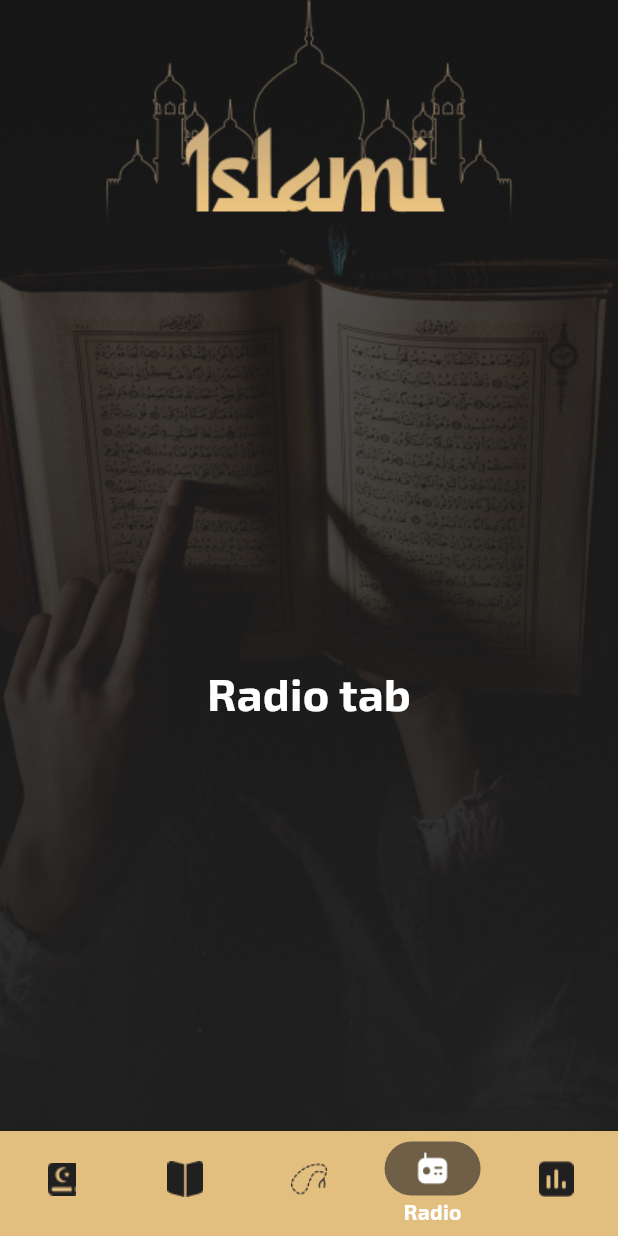
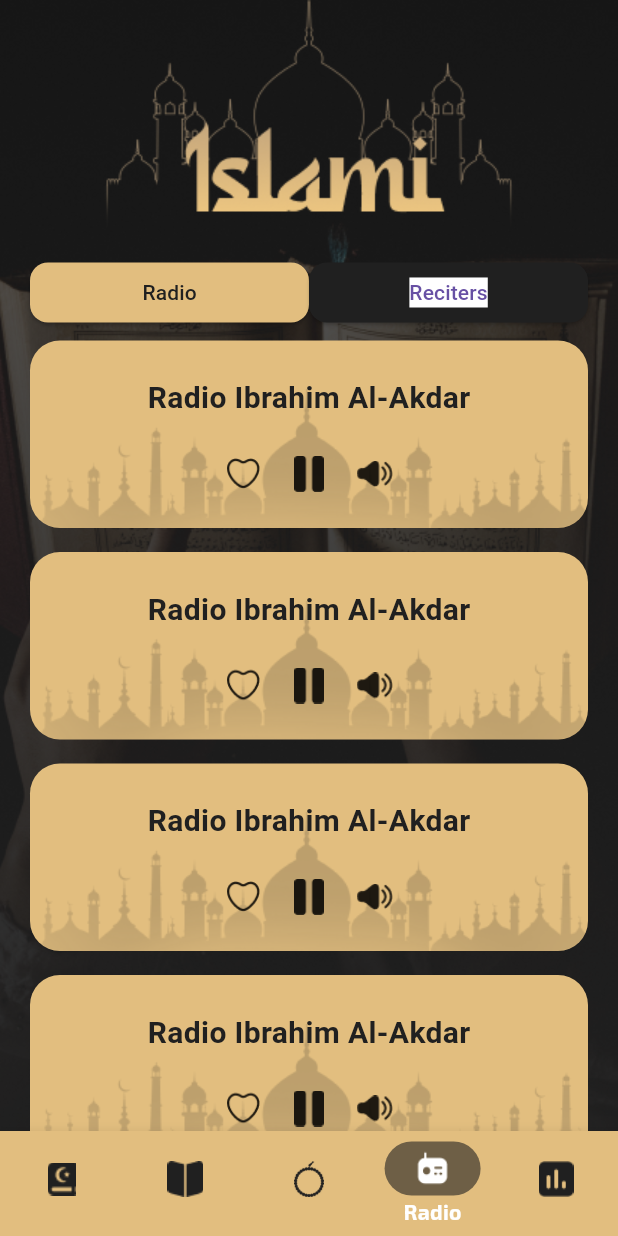
Before and after one commit to mohamedhamouda7897/isalmi_c13_friday, a Flutter app: the HomeScreen screen opened by its route, item 4 of the bottom bar chosen, on a phone screen of 412 x 824 dp. Run offline on Flutter 3.47's test engine with Material 3 defaults, Android fonts, the phone set to English and light mode, and no system bars; our stand-ins replace carousel_slider, google_fonts, introduction_screen, shared_preferences; accounts and stored records are empty.

Commit message:
finished radio tab design

```diff
--- a/lib/hadeth_details/hadeth_details.dart
+++ b/lib/hadeth_details/hadeth_details.dart
@@ -24,19 +24,19 @@ class HadethDetailsScreen extends StatelessWidget {
           ),
           Column(
             children: [
-              SizedBox(
+              const SizedBox(
                 height: 90,
               ),
               Expanded(
                 child: Padding(
                   padding: const EdgeInsets.symmetric(horizontal: 20),
                   child: ListView.separated(
-                    separatorBuilder: (context, index) => SizedBox(
+                    separatorBuilder: (context, index) => const SizedBox(
                       height: 8,
                     ),
                     itemBuilder: (context, index) {
                       return Container(
-                          padding: EdgeInsets.symmetric(vertical: 8),
+                          padding: const EdgeInsets.symmetric(vertical: 8),
                           decoration: BoxDecoration(
                             borderRadius: BorderRadius.circular(18),
                             // border: Border.all(
@@ -49,7 +49,7 @@ class HadethDetailsScreen extends StatelessWidget {
                                 textAlign: TextAlign.center,
                                 TextSpan(children: [
                                   TextSpan(
-                                    text: "${model.content[index]}",
+                                    text: model.content[index],
                                     style:
                                         Theme.of(context).textTheme.bodyMedium,
                                   ),
--- a/lib/home/home.dart
+++ b/lib/home/home.dart
@@ -1,7 +1,7 @@
 import 'package:flutter/material.dart';
 import 'package:islami_c13_friday/home/tabs/ahadeth_tab.dart';
 import 'package:islami_c13_friday/home/tabs/quran_tab/quran_tab.dart';
-import 'package:islami_c13_friday/home/tabs/radio_tab.dart';
+import 'package:islami_c13_friday/home/tabs/radio_tab/radio_tab.dart';
 import 'package:islami_c13_friday/home/tabs/sebha_tab.dart';
 import 'package:islami_c13_friday/home/tabs/time_tab.dart';
 
--- a/lib/home/tabs/radio_tab.dart
+++ /dev/null
@@ -1,22 +0,0 @@
-import 'package:flutter/material.dart';
-
-class RadioTab extends StatelessWidget {
-  const RadioTab({super.key});
-
-  @override
-  Widget build(BuildContext context) {
-    return Center(
-      child: Column(
-        mainAxisAlignment: MainAxisAlignment.center,
-        children: [
-          Text(
-            "Radio tab",
-            style: TextStyle(fontSize: 30,
-            color: Colors.white
-            ),
-          )
-        ],
-      ),
-    );
-  }
-}
--- /dev/null
+++ b/lib/home/tabs/radio_tab/radio_container.dart
@@ -0,0 +1,69 @@
+import 'package:flutter/material.dart';
+import 'package:google_fonts/google_fonts.dart';
+
+import '../../../my_theme_data.dart';
+
+class RadioContainer extends StatelessWidget {
+  const RadioContainer({super.key});
+
+  @override
+  Widget build(BuildContext context) {
+    return                 Container(
+      padding: const EdgeInsets.all(24),
+      margin: const EdgeInsets.symmetric(vertical: 8),
+      decoration: const BoxDecoration(
+        image:DecorationImage(image: AssetImage('assets/images/bg.png',),
+          alignment: Alignment.bottomCenter,
+        ),
+        borderRadius: BorderRadius.all(
+          Radius.circular(20),
+        ),
+        color: MyThemeData.primaryColor,
+      ),
+      child: Column(
+        children: [
+          Text(
+            'Radio Ibrahim Al-Akdar',
+            style: GoogleFonts.aBeeZee(
+              color: MyThemeData.blackColor,
+              fontSize: 20,
+            ),
+          ),
+          const SizedBox(
+            height: 24,
+          ),
+          const Row(
+            mainAxisAlignment: MainAxisAlignment.center,
+            children: [
+              ImageIcon(
+                AssetImage(
+                  'assets/images/heart_e.png',
+                ),
+                size: 24,
+              ),
+              SizedBox(
+                width: 20,
+              ),
+              ImageIcon(
+                AssetImage(
+                  'assets/images/pause.png',
+                ),
+                size: 24,
+              ),
+              SizedBox(
+                width: 20,
+              ),
+              ImageIcon(
+                AssetImage(
+                  'assets/images/volume_h.png',
+                ),
+                size: 24,
+              ),
+            ],
+          ),
+        ],
+      ),
+    )
+    ;
+  }
+}
--- /dev/null
+++ b/lib/home/tabs/radio_tab/radio_item.dart
@@ -0,0 +1,62 @@
+import 'package:flutter/material.dart';
+import 'package:google_fonts/google_fonts.dart';
+import 'package:islami_c13_friday/home/tabs/radio_tab/radio_container.dart';
+
+import '../../../my_theme_data.dart';
+
+class RadioItem extends StatelessWidget {
+  const RadioItem({super.key});
+
+  @override
+  Widget build(BuildContext context) {
+    return Padding(
+      padding: const EdgeInsets.symmetric(horizontal: 20),
+      child: Column(
+        children: [
+          Row(
+            children: [
+              Expanded(
+                child: ElevatedButton(
+                  onPressed: () {},
+                  style: ElevatedButton.styleFrom(
+                    shape: RoundedRectangleBorder(
+                      borderRadius: BorderRadius.circular(12),
+                    ),
+                    backgroundColor: MyThemeData.primaryColor,
+                  ),
+                  child: Text(
+                    'Radio',
+                    style: GoogleFonts.aBeeZee(
+                      color: MyThemeData.blackColor,
+                    ),
+                  ),
+                ),
+              ),
+              Expanded(
+                child: ElevatedButton(
+                  onPressed: () {},
+                  style: ElevatedButton.styleFrom(
+                    shape: RoundedRectangleBorder(
+                      borderRadius: BorderRadius.circular(12),
+                    ),
+                    backgroundColor: MyThemeData.blackColor,
+                  ),
+                  child: Text(
+                    'Reciters',
+                    style: GoogleFonts.aBeeZee(
+                      backgroundColor: Colors.white,
+                    ),
+                  ),
+                ),
+              ),
+            ],
+          ),
+          const RadioContainer(),
+          const RadioContainer(),
+          const RadioContainer(),
+          const RadioContainer(),
+        ],
+      ),
+    );
+  }
+}
--- /dev/null
+++ b/lib/home/tabs/radio_tab/radio_tab.dart
@@ -0,0 +1,32 @@
+import 'package:flutter/material.dart';
+import 'package:google_fonts/google_fonts.dart';
+import 'package:islami_c13_friday/my_theme_data.dart';
+
+import 'radio_container.dart';
+import 'radio_item.dart';
+
+class RadioTab extends StatefulWidget {
+  const RadioTab({super.key});
+
+  @override
+  State<RadioTab> createState() => _RadioTabState();
+}
+
+class _RadioTabState extends State<RadioTab> {
+  final pageController = PageController(
+    initialPage: 0,
+  );
+
+  @override
+  Widget build(BuildContext context) {
+    return Scaffold(
+      body: PageView(
+        controller: pageController,
+        children: const [
+          RadioItem(),
+          RadioItem(),
+        ],
+      ),
+    );
+  }
+}
--- a/lib/home/tabs/sebha_tab.dart
+++ b/lib/home/tabs/sebha_tab.dart
@@ -1,16 +1,19 @@
 import 'package:flutter/material.dart';
-
+import 'package:google_fonts/google_fonts.dart';
+import 'package:islami_c13_friday/my_theme_data.dart';
 class SebhaTab extends StatelessWidget {
   const SebhaTab({super.key});
 
   @override
   Widget build(BuildContext context) {
-    return const Center(
+   return Center(
      child: Column(
-        mainAxisAlignment: MainAxisAlignment.center,
        children: [
-          Text(
-            "Sebha tab",
+         Text('Sebha Tab',
+         style:GoogleFonts.aBeeZee(
+           color: MyThemeData.primaryColor,
+           fontSize: 24,
+         )
          ),
        ],
      ),
```
Also changed, not shown: assets/images/2.0x/sebha@2x.png (added), assets/images/3.0x/sebha@3x.png (added), assets/images/bg.png (added), assets/images/heart_e.png (added), assets/images/heart_f.png (added), assets/images/pause.png (added), assets/images/resume.png (added), assets/images/sebha.png, assets/images/volume_h.png (added), assets/images/volume_l.png (added). Lines whose indentation alone changed are shown as unchanged.
